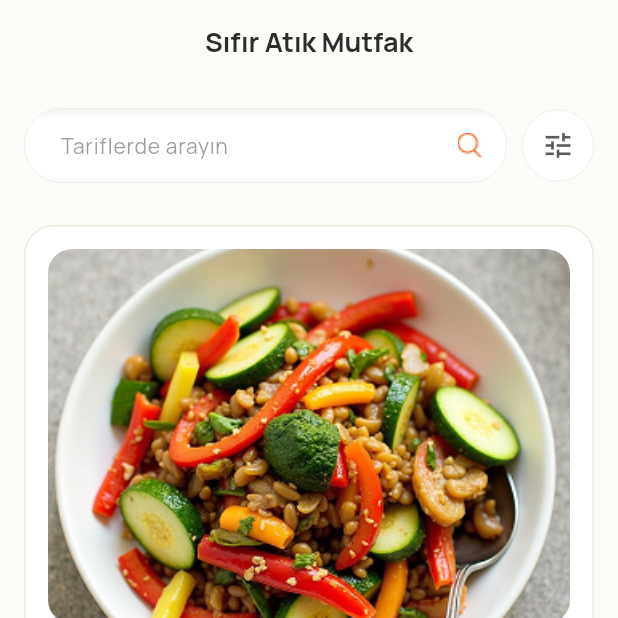
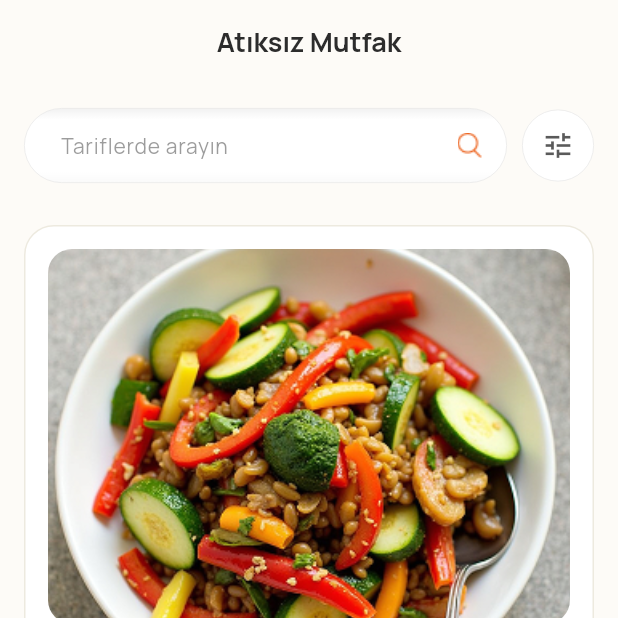
Before and after one commit to AhmetKoca32/zerowaste, a Flutter app: the screen it shows after launch, on a phone screen of 412 x 824 dp, the top half of it. Run offline on Flutter 3.47's test engine with Material 3 defaults, Android fonts, the light colour scheme and no system bars; our stand-ins replace cloud_firestore, dio, firebase_auth, firebase_core, flutter_dotenv, flutter_markdown and 6 more; accounts and stored records are empty; generated files the repository leaves out were written again.

Commit message:
docs: initialize project documentation and architecture patterns in memory-bank and define app constants

```diff
--- a/lib/core/constants/app_constants.dart
+++ b/lib/core/constants/app_constants.dart
@@ -25,5 +25,5 @@ abstract final class AppConstants {
       String.fromEnvironment('DEEPSEEK_API_KEY', defaultValue: '');
 
   /// App display name.
-  static const String appName = 'Sıfır Atık Mutfak';
+  static const String appName = 'Atıksız Mutfak';
 }
```
Also changed, not shown: 6 other files.
